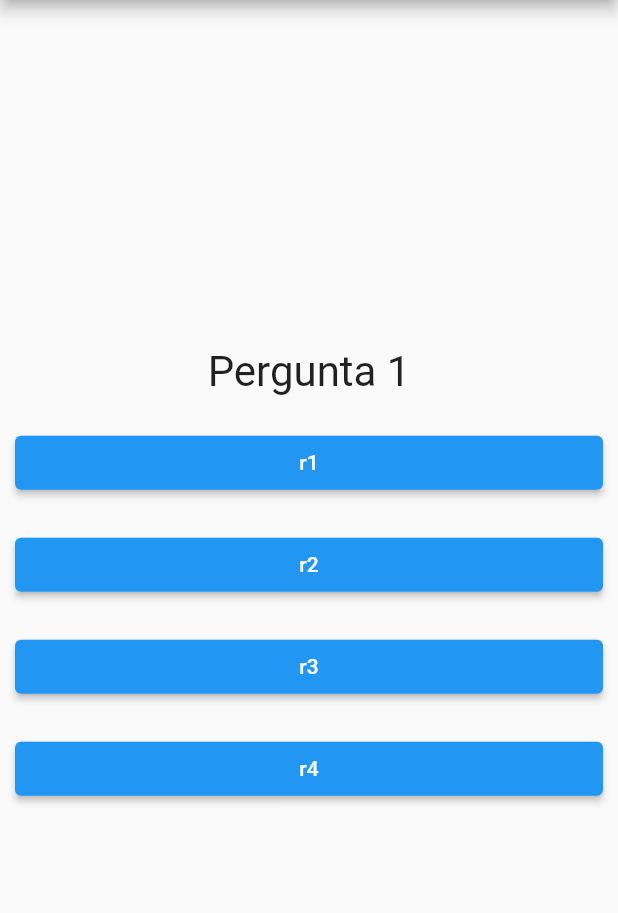
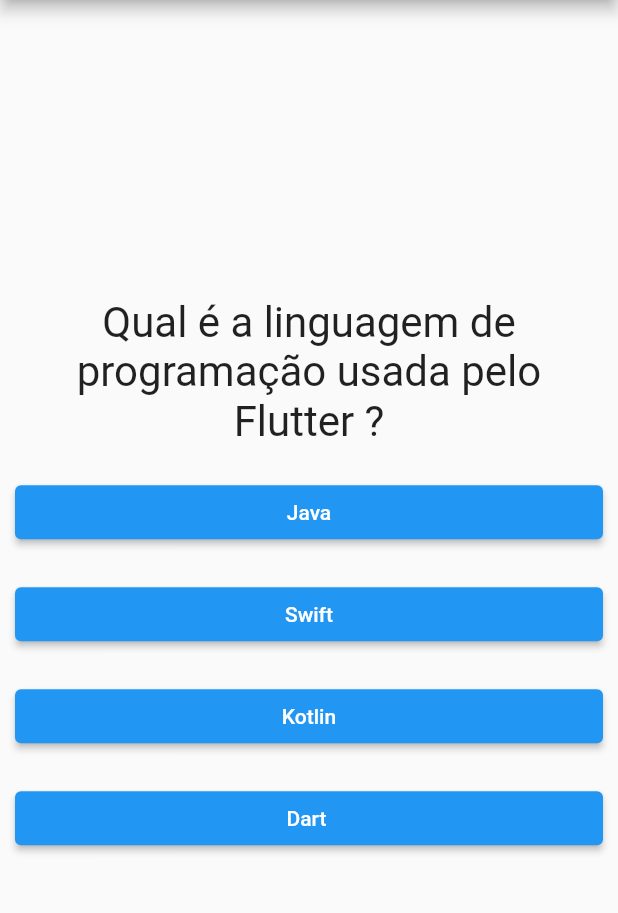
Before and after one commit to julianojstavares/flutter_quiz, a Flutter app: the screen it shows after launch, on a phone screen of 412 x 824 dp, the part 84-997 px from its top. Run offline on Flutter 3.47's test engine with Material 2 defaults, Android fonts, the phone set to English and light mode, and no system bars.

Commit message:
Seção 2 completada

```diff
--- a/lib/app.dart
+++ b/lib/app.dart
@@ -15,39 +15,49 @@ class _AppState extends State<App> {
   int _notaFinal = 0;
   final _perguntas = const [
     {
-      'texto': "Pergunta 1",
+      'texto': "Qual é a linguagem de programação usada pelo Flutter ?",
       'respostas': [
-        {"texto": 'r1', "nota": 0},
-        {"texto": 'r2', "nota": 0},
-        {"texto": 'r3', "nota": 0},
-        {"texto": 'r4', "nota": 0},
+        {"texto": 'Java', "nota": 0},
+        {"texto": 'Swift', "nota": 0},
+        {"texto": 'Kotlin', "nota": 0},
+        {"texto": 'Dart ', "nota": 1},
       ]
     },
     {
-      'texto': "Pergunta 2",
+      'texto': "O que é um widget no Flutter ?",
       'respostas': [
-        {"texto": 'r1', "nota": 0},
-        {"texto": 'r2', "nota": 0},
-        {"texto": 'r3', "nota": 0},
-        {"texto": 'r4', "nota": 0},
+        {"texto": 'Um elemento de interface do usuário', "nota": 1},
+        {"texto": 'Um banco de dados', "nota": 0},
+        {"texto": 'Um servidor web', "nota": 0},
+        {"texto": 'Um sistema operacional', "nota": 0},
       ]
     },
     {
-      'texto': "Pergunta 3",
+      'texto': "O que é o hot reload no Flutter ?",
       'respostas': [
-        {"texto": 'r1', "nota": 0},
-        {"texto": 'r2', "nota": 0},
-        {"texto": 'r3', "nota": 0},
-        {"texto": 'r4', "nota": 0},
+        {
+          "texto":
+              'Uma funcionalidade que mostra alterações no código imediatamente',
+          "nota": 1
+        },
+        {
+          "texto": 'Um recurso que permite que você crie layouts responsivos',
+          "nota": 0
+        },
+        {"texto": 'Um widget para exibir imagens', "nota": 0},
+        {
+          "texto": 'Um banco de dados para armazenar dados do usuário',
+          "nota": 0
+        },
       ]
     },
     {
-      'texto': "Pergunta 4",
+      'texto': "Como você adiciona uma imagem a um aplicativo Flutter ?",
       'respostas': [
-        {"texto": 'r1', "nota": 0},
-        {"texto": 'r2', "nota": 0},
-        {"texto": 'r3', "nota": 0},
-        {"texto": 'r4', "nota": 0},
+        {"texto": 'Usando o widget Image.asset ou Image.network', "nota": 1},
+        {"texto": 'Usando o widget Text', "nota": 0},
+        {"texto": 'Usando o widget Container', "nota": 0},
+        {"texto": 'Usando o widget ListView', "nota": 0},
       ]
     },
   ];
@@ -62,6 +72,13 @@ class _AppState extends State<App> {
         print("Nota Final $_notaFinal");
       }
     }
+  }
+
+  void _reiniciar() {
+    setState(() {
+      _perguntaSelecionada = 0;
+      _notaFinal = 0;
+    });
   }
 
   bool get temPerguntaSelecionada {
@@ -89,7 +106,7 @@ class _AppState extends State<App> {
                 perguntaSelecionada: _perguntaSelecionada,
                 responder: _responder,
               )
-            : const Resultado(),
+            : Resultado(total: _notaFinal, reiniciar: _reiniciar),
       ),
     );
   }
```
Also changed, not shown: lib/resultado.dart (+29 -6 lines).
